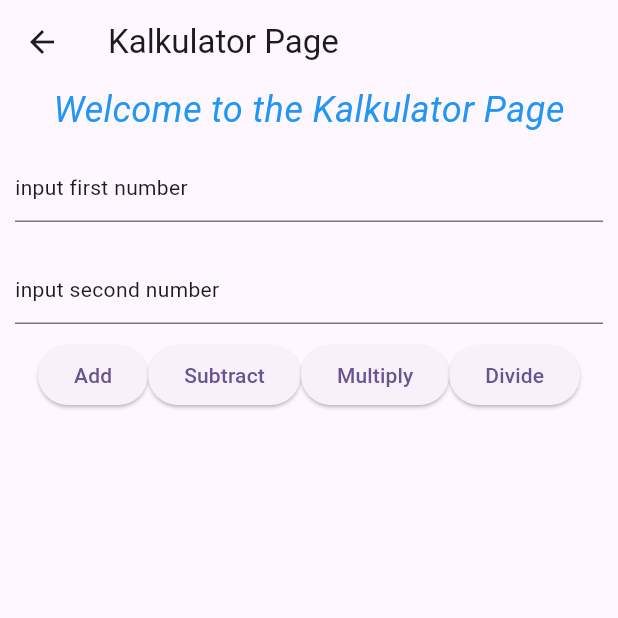
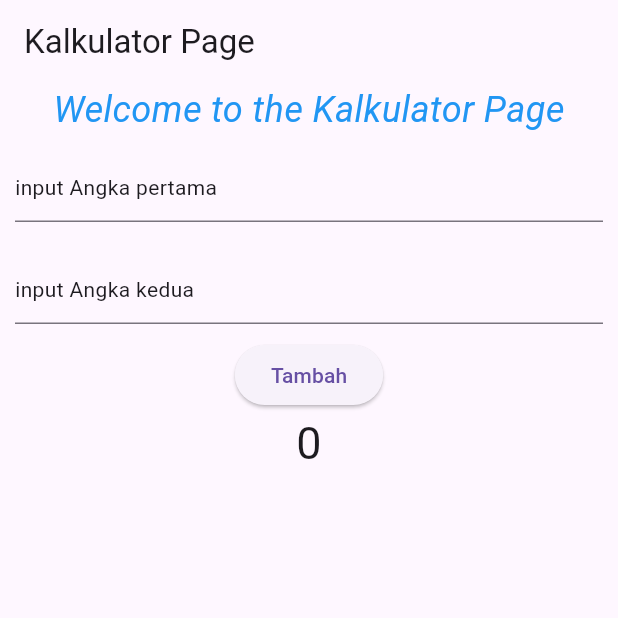
Before and after one commit to KlovisOlivier/LoginCloneFlutter, a Flutter app: the KalkulatorPage screen opened directly, on a phone screen of 412 x 824 dp, the top half of it. Run offline on Flutter 3.47's test engine with Material 3 defaults, Android fonts, the light colour scheme and no system bars; our stand-ins replace get.

Commit message:
StatelessWidgetKalkulator

```diff
--- a/lib/Pages/kalkulator_page.dart
+++ b/lib/Pages/kalkulator_page.dart
@@ -1,15 +1,16 @@
 import 'package:flutter/material.dart';
+import 'package:pakaji/controller/kalkulator_controller.dart';
+import 'package:get/get.dart';
 
-class KalkulatorPage extends StatefulWidget {
-  const KalkulatorPage({super.key});
+class KalkulatorPage extends StatelessWidget {
+  KalkulatorPage({super.key});
+
+  final controller = Get.put(KalkulatorController());
 
   @override
-  State<KalkulatorPage> createState() => _KalkulatorPageState();
-}
-
-class _KalkulatorPageState extends State<KalkulatorPage> {
-  @override
   Widget build(BuildContext context) {
+    TextEditingController txtAngka1 = TextEditingController();
+    TextEditingController txtAngka2 = TextEditingController();
     return Scaffold(
       appBar: AppBar(
         title: Text("Kalkulator Page"),
@@ -20,24 +21,28 @@
           Container(
             margin: EdgeInsets.all(10),
           child: TextField(
-            decoration: InputDecoration(hint: Text("input first number"))),
+            decoration: InputDecoration(hint: Text("input Angka pertama"))),
           ),
           Container(
             margin: EdgeInsets.all(10),
           child: TextField(
-            decoration: InputDecoration(hint: Text("input second number"))),
+            decoration: InputDecoration(hint: Text("input Angka kedua"))),
           ),
-          Row(
-            mainAxisAlignment: MainAxisAlignment.center,
-            children: [
-              ElevatedButton(onPressed: () {},child : Text("Add")),
-              ElevatedButton(onPressed: () {},child : Text("Subtract")),
-              ElevatedButton(onPressed: () {},child : Text("Multiply")),
-              ElevatedButton(onPressed: () {},child : Text("Divide")),
+              ElevatedButton(onPressed: () {
+                int angka1 = int.parse(txtAngka1.text);
+                int angka2 = int.parse(txtAngka2.text);
+                controller.tambah(angka1, angka2);
+              },
+              child : Text("Tambah"),
+            ),
+               Obx(
+                  () => Text(
+                  controller.hasil.toString(),
+                  style: TextStyle(fontSize: 30),
+                ),
+              ),
             ],
             ),
-          ],
-        ),
     );
   }
 }
--- /dev/null
+++ b/lib/controller/kalkulator_controller.dart
@@ -0,0 +1,16 @@
+import 'package:get/get.dart';
+
+class KalkulatorController extends GetxController {
+  var hasil = 0.obs;
+
+  // method tambah kurang kali dan bagi
+  void tambah(int angka1, int angka2) {
+    int hasilTambah = angka1 + angka2;
+    hasil.value = hasilTambah;
+    Get.snackbar(
+      "hasil tambah",
+      "hasilnya ${hasilTambah}",
+      snackPosition: SnackPosition.BOTTOM,
+    );
+  }
+}
--- a/pubspec.yaml
+++ b/pubspec.yaml
@@ -34,6 +34,7 @@
   # The following adds the Cupertino Icons font to your application.
   # Use with the CupertinoIcons class for iOS style icons.
   cupertino_icons: ^1.0.8
+  get: ^4.7.3
 
 dev_dependencies:
   flutter_test:
```
Also changed, not shown: lib/main.dart (+4 -9 lines), pubspec.lock.
